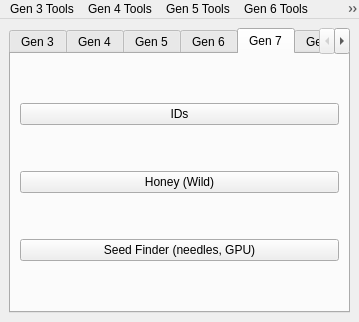
This is Form/MainWindow.ui in Xenon-Hacks/PokeFinder-GPU as Qt 5 draws it before an edit. The edited form follows.
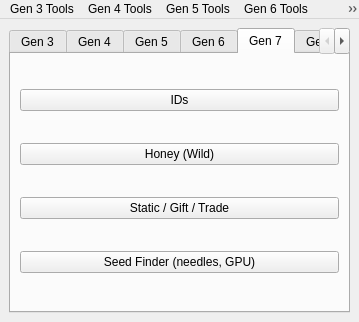
This is the edited form. The open tabs and pages were chosen to show the change. Icons and pictures are not drawn.

Commit message: Gen 7: static, gift and in-game trade generator

```diff
--- a/Form/MainWindow.ui
+++ b/Form/MainWindow.ui
@@ -241,6 +241,13 @@
          </widget>
         </item>
         <item row="2" column="0">
+         <widget class="QPushButton" name="pushButtonStatic7">
+          <property name="text">
+           <string>Static / Gift / Trade</string>
+          </property>
+         </widget>
+        </item>
+        <item row="3" column="0">
          <widget class="QPushButton" name="pushButtonSeedFinder7">
           <property name="text">
            <string>Seed Finder (needles, GPU)</string>
```
The commit also changes 17 other files.
